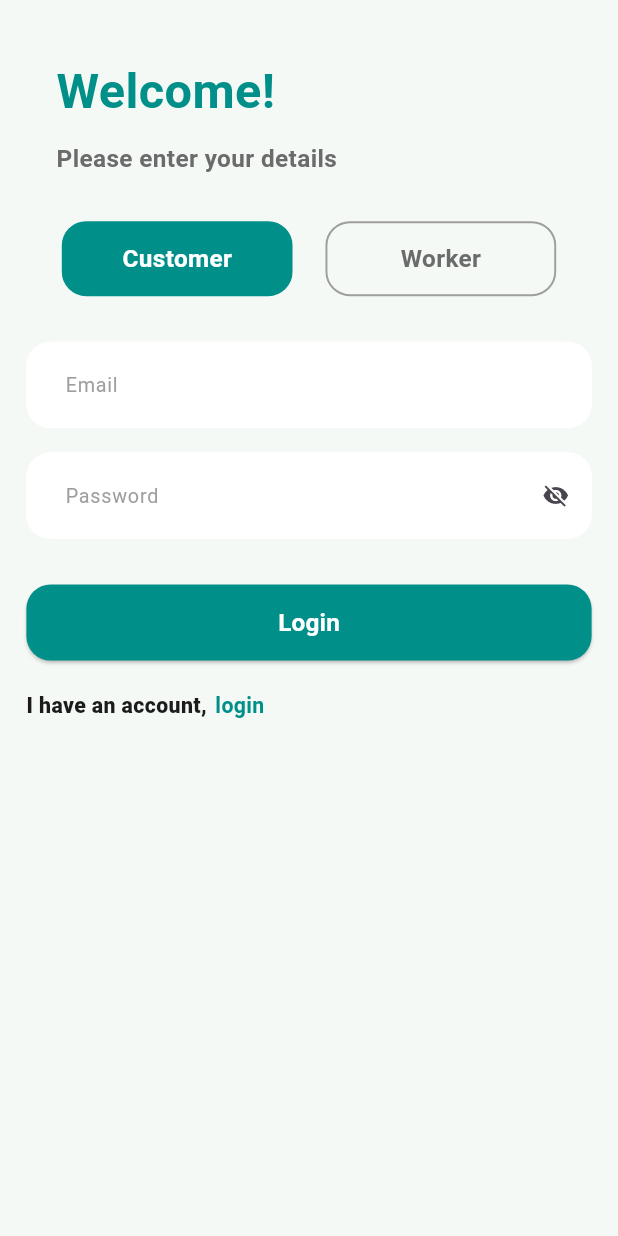
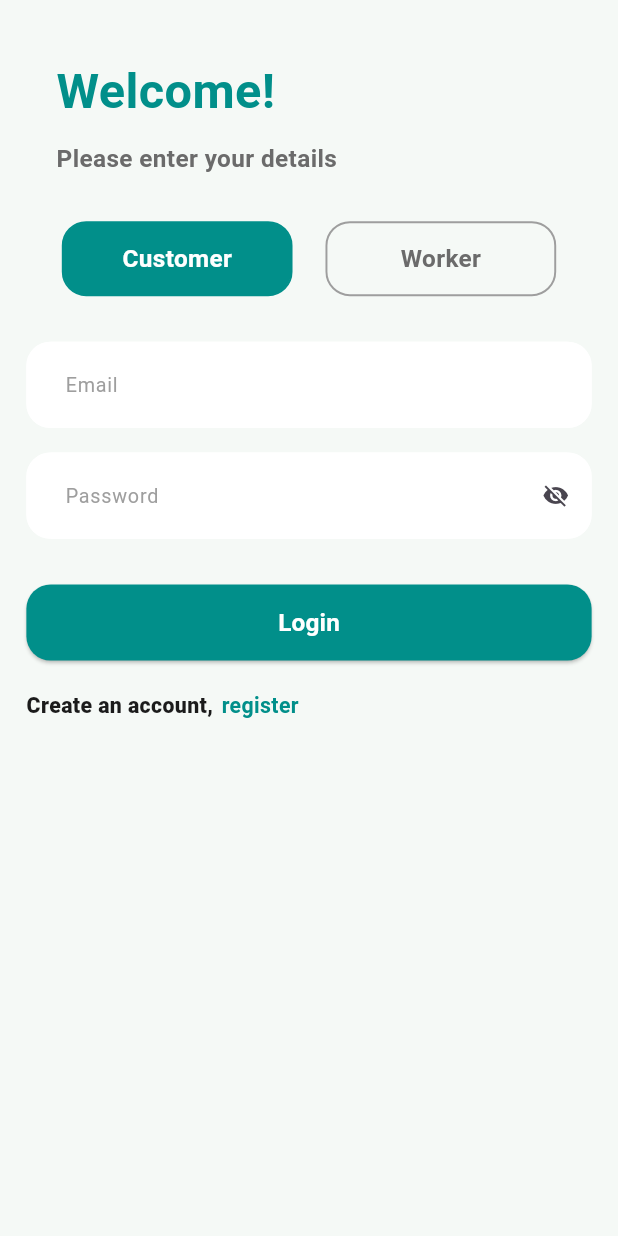
Before and after one commit to shroida/ServiceNear, a Flutter app: the RegisterScreen screen opened by its route, after a tap on "login", on a phone screen of 412 x 824 dp. Run offline on Flutter 3.47's test engine with Material 3 defaults, Android fonts, the phone set to English and light mode, and no system bars; our stand-ins replace flutter_bloc, flutter_screenutil, go_router, supabase_flutter; accounts and stored records are empty.

Commit message:
change text to navigate

```diff
--- a/lib/features/auth/presentation/widgets/navigate_to_login_register.dart
+++ b/lib/features/auth/presentation/widgets/navigate_to_login_register.dart
@@ -14,7 +14,10 @@ class NavigateToLoginRegister extends StatelessWidget {
   Widget build(BuildContext context) {
     return Row(
       children: [
-        Text('I have an account,', style: AppStyles.font14DarkRegular),
+        Text(
+          toLogin ? 'I have an account,' : 'Create an account,',
+          style: AppStyles.font14DarkRegular,
+        ),
         SizedBox(width: 5.w),
         GestureDetector(
           onTap: () {
@@ -22,7 +25,10 @@ class NavigateToLoginRegister extends StatelessWidget {
                 ? context.go(RoutePath.login)
                 : context.go(RoutePath.register);
           },
-          child: Text('login', style: AppStyles.font14BlueSemiBold),
+          child: Text(
+            toLogin ? 'login' : 'register',
+            style: AppStyles.font14BlueSemiBold,
+          ),
         ),
       ],
     );
```
